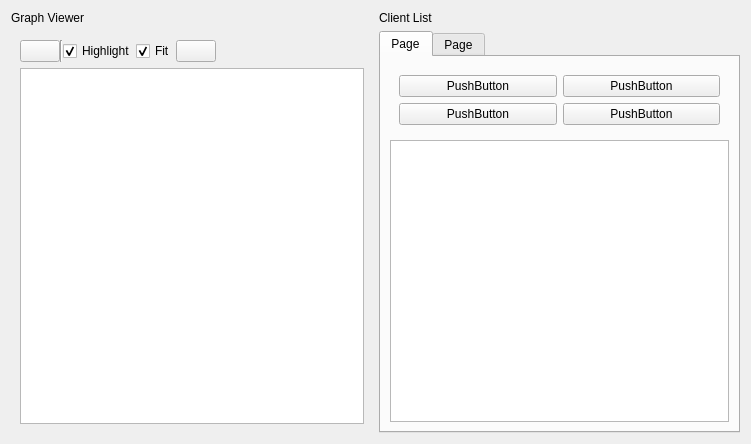
Above: rocon_conductor_graph/ui/conductor_graph.ui from robotics-in-concert/rocon_qt_gui before the change. Below: the same form after it.
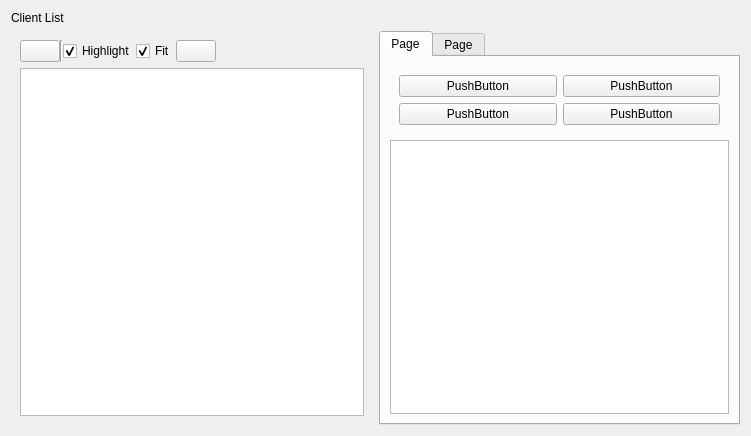
That is the form after the change. Custom widgets are drawn as their Qt base class.

Commit message: implementation of remained service with dyamic argment handling and some bug fix

```diff
--- a/rocon_conductor_graph/ui/conductor_graph.ui
+++ b/rocon_conductor_graph/ui/conductor_graph.ui
@@ -10,7 +10,7 @@
     <x>0</x>
     <y>0</y>
     <width>751</width>
-    <height>444</height>
+    <height>436</height>
    </rect>
   </property>
   <property name="sizePolicy">
@@ -130,20 +130,6 @@
      </item>
     </layout>
    </item>
-   <item row="0" column="0">
-    <widget class="QLabel" name="graph_viewer">
-     <property name="text">
-      <string>Graph Viewer</string>
-     </property>
-    </widget>
-   </item>
-   <item row="0" column="1">
-    <widget class="QLabel" name="client_list">
-     <property name="text">
-      <string>Client List</string>
-     </property>
-    </widget>
-   </item>
    <item row="1" column="1">
     <widget class="QTabWidget" name="tabWidget">
      <property name="sizePolicy">
@@ -220,7 +206,14 @@
         </layout>
        </item>
        <item>
-        <widget class="QPlainTextEdit" name="plainTextEdit"/>
+        <widget class="QPlainTextEdit" name="plainTextEdit">
+         <property name="plainText">
+          <string/>
+         </property>
+         <property name="cursorWidth">
+          <number>4</number>
+         </property>
+        </widget>
        </item>
       </layout>
      </widget>
@@ -231,6 +224,13 @@
      </widget>
     </widget>
    </item>
+   <item row="0" column="0">
+    <widget class="QLabel" name="client_list">
+     <property name="text">
+      <string>Client List</string>
+     </property>
+    </widget>
+   </item>
   </layout>
  </widget>
  <customwidgets>
```
The commit also changes 2 other files.
